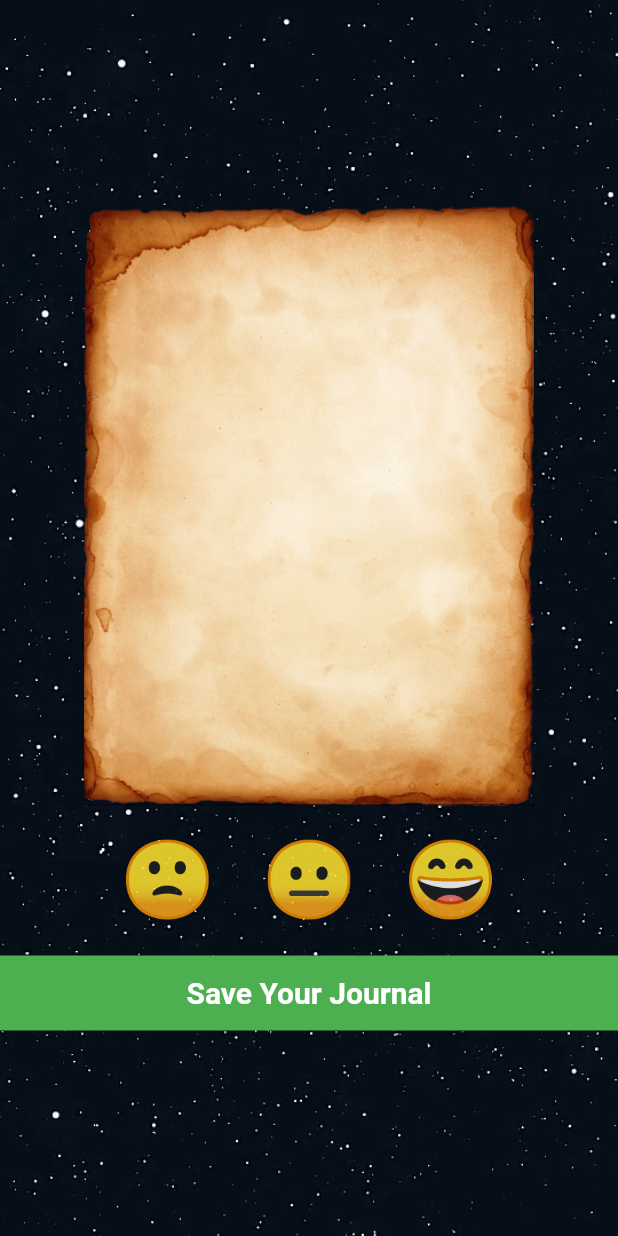
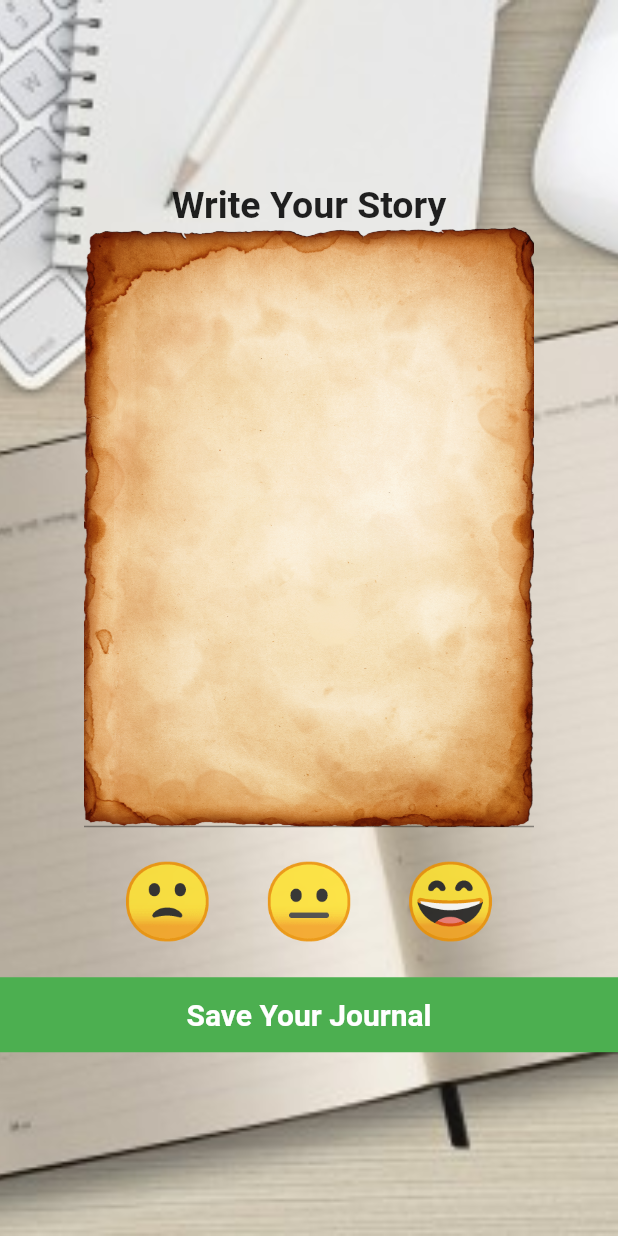
Before and after one commit to arnobgw/map-project, a Flutter app: the MyHomePage screen opened directly, on a phone screen of 412 x 824 dp. Run offline on Flutter 3.47's test engine with Material 2 defaults, Android fonts, the phone set to English and light mode, and no system bars; our stand-ins replace flushbar, splashscreen; missing offline and left inert: flutter_echarts.

Commit message:
Journal added

```diff
--- a/lib/screens/Journal.dart
+++ b/lib/screens/Journal.dart
@@ -1,38 +1,15 @@
 import 'package:flutter/material.dart';
-import 'package:google_fonts/google_fonts.dart';
-
-import 'package:flushbar/flushbar.dart';
-import 'package:flutter/material.dart';
-import 'package:splashscreen/splashscreen.dart';
-import 'package:flushbar/flushbar.dart';
-import 'package:map_project/screens/financial.dart';
-import 'package:map_project/screens/home.dart';
-import 'package:map_project/screens/settings.dart';
-import 'package:map_project/screens/signup.dart';
-import 'package:map_project/screens/Journal.dart';
-import 'package:map_project/screens/todo.dart';
 
 class Journal extends StatefulWidget {
   @override
-  _JournalState createState() => _JournalState();
+  _MyAppState createState() => _MyAppState();
 }
 
-class _JournalState extends State<Journal> {
-  // This widget is the root of your application.
+class _MyAppState extends State<Journal> {
   @override
   Widget build(BuildContext context) {
     return MaterialApp(
-      title: 'Flutter login UI',
       theme: ThemeData(
-        // This is the theme of your application.
-        //
-        // Try running your application with "flutter run". You'll see the
-        // application has a blue toolbar. Then, without quitting the app, try
-        // changing the primarySwatch below to Colors.green and then invoke
-        // "hot reload" (press "r" in the console where you ran "flutter run",
-        // or simply save your changes to "hot reload" in a Flutter IDE).
-        // Notice that the counter didn't reset back to zero; the application
-        // is not restarted.
         primarySwatch: Colors.red,
       ),
       home: MyHomePage(title: 'RE-LIFE Login'),
@@ -42,13 +19,7 @@ class _JournalState extends State<Journal> {
 
 class MyHomePage extends StatefulWidget {
   MyHomePage({Key key, this.title}) : super(key: key);
-  // This widget is the home page of your application. It is stateful, meaning
-  // that it has a State object (defined below) that contains fields that affect
-  // how it looks.
-  // This class is the configuration for the state. It holds the values (in this
-  // case the title) provided by the parent (in this case the App widget) and
-  // used by the build method of the State. Fields in a Widget subclass are
-  // always marked "final".
+
   final String title;
   @override
   _MyHomePageState createState() => _MyHomePageState();
@@ -63,16 +34,22 @@ class _MyHomePageState extends State<MyHomePage> {
   Widget build(BuildContext context) {
     return Scaffold(
       resizeToAvoidBottomPadding: false,
-      body: Container(
+      body: Center(
+          child: SizedBox.expand(
+        child: Container(
             decoration: BoxDecoration(
               image: DecorationImage(
-              image: AssetImage("assets/images/stars.png"),
+                image: AssetImage("assets/images/bac.jpg"),
                 fit: BoxFit.cover,
               ),
             ),
             child: Column(
               mainAxisAlignment: MainAxisAlignment.center,
               children: <Widget>[
+                Text(
+                  'Write Your Story',
+                  style: TextStyle(fontSize: 25, fontWeight: FontWeight.bold),
+                ),
                 Container(
                   decoration: BoxDecoration(
                     image: DecorationImage(
@@ -142,6 +119,7 @@ class _MyHomePageState extends State<MyHomePage> {
                 ),
               ],
             )),
+      )),
     );
   }
 }
```
Also changed, not shown: pubspec.yaml (+5 -2 lines), assets/images/bac.jpg (added), pubspec.lock. Lines whose indentation alone changed are shown as unchanged.
